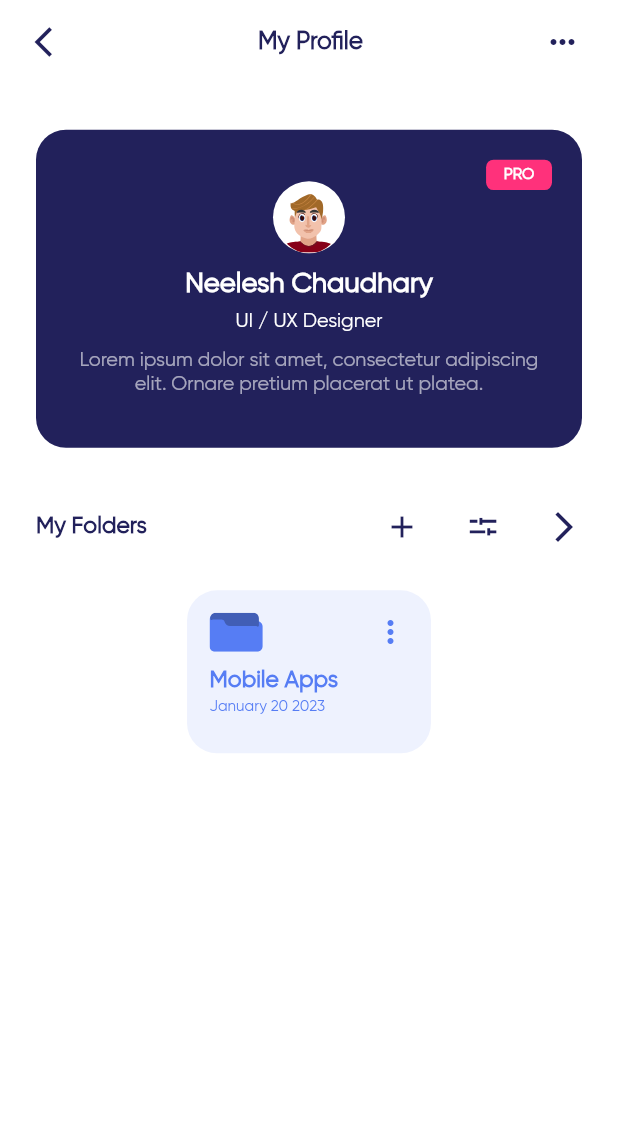
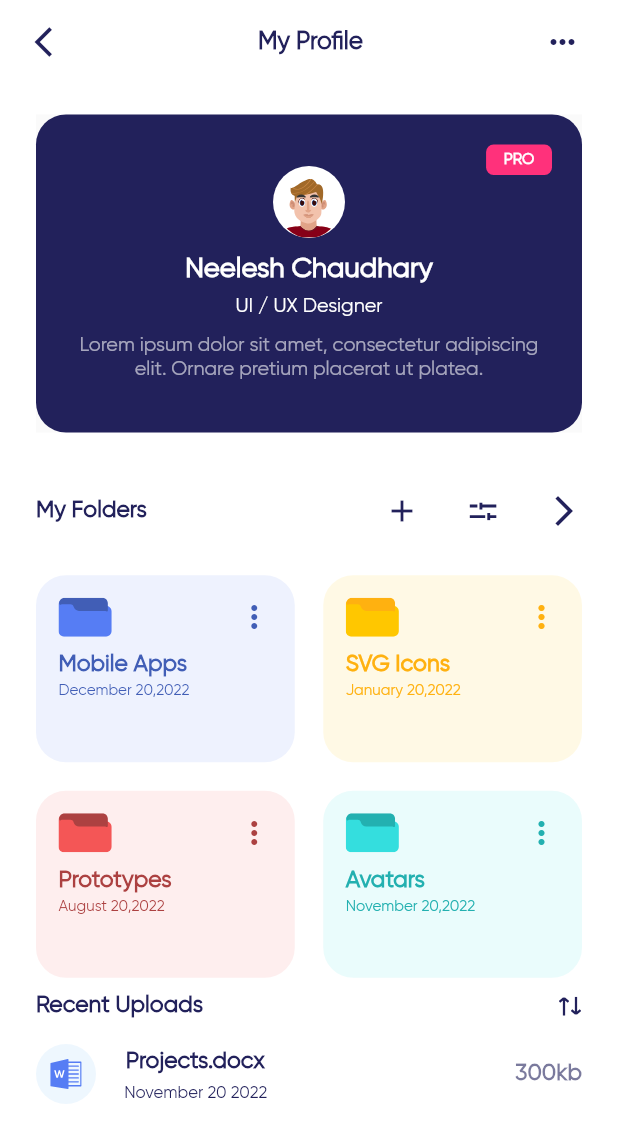
Before and after one commit to logicberry/file-storage-app, a Flutter app: the screen it shows after launch, on a phone screen of 412 x 824 dp. Shown: the top 1143 px of the screen. Run offline on Flutter 3.47's test engine with Material 2 defaults, Android fonts, the phone set to English and light mode, and no system bars; our stand-ins replace device_preview, flutter_screenutil, flutter_svg.

Commit message:
feat: Complete profile screen

```diff
--- a/lib/src/components/file_box.dart
+++ b/lib/src/components/file_box.dart
@@ -7,11 +7,14 @@ import '../core/dimension.dart';
 
 class FileBox extends StatelessWidget {
   final Color backgroundColor, color, topColor;
+  final String title, subtitle;
   const FileBox(
       {super.key,
       required this.color,
       required this.backgroundColor,
-      required this.topColor});
+      required this.topColor,
+      required this.title,
+      required this.subtitle});
 
   @override
   Widget build(BuildContext context) {
@@ -42,16 +45,16 @@ class FileBox extends StatelessWidget {
                 ]),
                 Icon(
                   Icons.more_vert,
-                  color: color,
+                  color: topColor,
                 )
               ],
             ),
             Space.height(context, 10),
-            AppTheme.gilroyText('Mobile Apps', context,
-                size: 15, textColor: color, fontWeight: FontWeight.w600),
+            AppTheme.gilroyText(title, context,
+                size: 15, textColor: topColor, fontWeight: FontWeight.w600),
             Space.height(context, 2),
-            AppTheme.gilroyText('January 20 2023', context,
-                size: 10, textColor: color),
+            AppTheme.gilroyText(subtitle, context,
+                size: 10, textColor: topColor),
           ],
         ),
       ),
--- a/lib/src/core/app_colors.dart
+++ b/lib/src/core/app_colors.dart
@@ -9,11 +9,15 @@ class AppColors {
   static const Color blue = Color(0xFF567DF4);
   static const Color darkBlue = Color(0xFF415EB6);
   static const Color yellow = Color(0xFFFFC700);
+  static const Color darkYellow = Color(0xFFFFB110);
   static const Color green = Color(0xFF4CE364);
   static const Color orange = Color(0xFFFF842A);
   static const Color red = Color(0xFFF45656);
+  static const Color darkRed = Color(0xFFAC4141);
   static const Color lightBlue = Color(0xFFEEF7FE);
   static const Color black = Color(0xFF1B1D28);
   static const Color grey = Color(0xFF7B7F9E);
   static const Color pink = Color(0xFFFF317B);
+  static const Color lime = Color(0xFF34DEDE);
+  static const Color darkLime = Color(0xFF23B0B0);
 }
--- a/lib/src/screens/profile_screen.dart
+++ b/lib/src/screens/profile_screen.dart
@@ -1,3 +1,5 @@
+import 'dart:async';
+
 import 'package:dribbox/src/components/custom_appbar.dart';
 import 'package:dribbox/src/components/file_box.dart';
 import 'package:dribbox/src/core/app_theme.dart';
@@ -6,8 +8,34 @@ import 'package:dribbox/src/core/dimension.dart';
 import 'package:flutter/material.dart';
 import 'package:flutter_svg/svg.dart';
 
-class ProfileScreen extends StatelessWidget {
+class ProfileScreen extends StatefulWidget {
   const ProfileScreen({super.key});
+
+  @override
+  State<ProfileScreen> createState() => _ProfileScreenState();
+}
+
+class _ProfileScreenState extends State<ProfileScreen> {
+  Color _currentColor = AppColors.primaryColor;
+  Timer? _timer;
+
+  @override
+  void initState() {
+    super.initState();
+    _timer = Timer.periodic(const Duration(seconds: 10), (timer) {
+      setState(() {
+        _currentColor = (_currentColor == AppColors.primaryColor)
+            ? Colors.white
+            : AppColors.primaryColor;
+      });
+    });
+  }
+
+  @override
+  void dispose() {
+    _timer?.cancel();
+    super.dispose();
+  }
 
   @override
   Widget build(BuildContext context) {
@@ -20,15 +48,19 @@ class ProfileScreen extends StatelessWidget {
         ),
         body: Padding(
           padding: const EdgeInsets.symmetric(horizontal: 24.0),
+          child: SingleChildScrollView(
             child: Column(
+              crossAxisAlignment: CrossAxisAlignment.start,
               children: [
-              Space.height(context, 30),
+                Space.height(context, 20),
                 Stack(children: [
-                Container(
+                  Material(
+                    elevation: (_currentColor == Colors.white) ? 4.0 : 0.0,
+                    child: Container(
                       height: SizeConfig.height(209),
                       width: double.infinity,
                       decoration: BoxDecoration(
-                      color: AppColors.primaryColor,
+                          color: _currentColor,
                           borderRadius: BorderRadius.circular(20)),
                       child: Padding(
                         padding: const EdgeInsets.all(20.0),
@@ -52,24 +84,28 @@ class ProfileScreen extends StatelessWidget {
                             Space.height(context, 10),
                             AppTheme.gilroyText('Neelesh Chaudhary', context,
                                 size: 18,
-                            textColor: AppColors.white,
+                                textColor: (_currentColor == Colors.white)
+                                    ? AppColors.primaryColor
+                                    : AppColors.white,
                                 fontWeight: FontWeight.w700),
                             Space.height(context, 5),
-                        AppTheme.gilroyText(
-                          'UI / UX Designer',
-                          context,
+                            AppTheme.gilroyText('UI / UX Designer', context,
                                 size: 13,
-                          textColor: AppColors.white,
-                        ),
+                                textColor: (_currentColor == Colors.white)
+                                    ? AppColors.primaryColor
+                                    : AppColors.white),
                             Space.height(context, 10),
                             AppTheme.gilroyText(
                               textAlign: TextAlign.center,
                               'Lorem ipsum dolor sit amet, consectetur adipiscing elit. Ornare pretium placerat ut platea.',
                               context,
                               size: 13,
-                          textColor: AppColors.white.withOpacity(0.6),
+                              textColor: (_currentColor == Colors.white)
+                                  ? AppColors.primaryColor
+                                  : AppColors.white.withOpacity(0.6),
                             ),
                           ],
+                        ),
                       ),
                     ),
                   ),
@@ -113,12 +149,78 @@ class ProfileScreen extends StatelessWidget {
                   ],
                 ),
                 Space.height(context, 30),
+                GridView.count(
+                    crossAxisCount: 2,
+                    mainAxisSpacing: 19,
+                    crossAxisSpacing: 19,
+                    childAspectRatio: 148 / 107,
+                    shrinkWrap: true,
+                    children: [
                       FileBox(
+                        title: 'Mobile Apps',
+                        subtitle: 'December 20,2022',
                         backgroundColor: AppColors.blue.withOpacity(0.1),
                         color: AppColors.blue,
                         topColor: AppColors.darkBlue,
+                      ),
+                      FileBox(
+                        title: 'SVG Icons',
+                        subtitle: 'January 20,2022',
+                        backgroundColor: AppColors.yellow.withOpacity(0.1),
+                        color: AppColors.yellow,
+                        topColor: AppColors.darkYellow,
+                      ),
+                      FileBox(
+                        title: 'Prototypes',
+                        subtitle: 'August 20,2022',
+                        backgroundColor: AppColors.red.withOpacity(0.1),
+                        color: AppColors.red,
+                        topColor: AppColors.darkRed,
+                      ),
+                      FileBox(
+                        title: 'Avatars',
+                        subtitle: 'November 20,2022',
+                        backgroundColor: AppColors.lime.withOpacity(0.1),
+                        color: AppColors.lime,
+                        topColor: AppColors.darkLime,
+                      ),
+                    ]),
+                Space.height(context, 10),
+                Row(
+                  mainAxisAlignment: MainAxisAlignment.spaceBetween,
+                  children: [
+                    AppTheme.gilroyText('Recent Uploads', context,
+                        size: 15,
+                        textColor: AppColors.primaryColor,
+                        fontWeight: FontWeight.w600),
+                    SvgPicture.asset(AssetPath.sort),
+                  ],
+                ),
+                ListTile(
+                  contentPadding: const EdgeInsets.all(0),
+                  minLeadingWidth: 0,
+                  minVerticalPadding: 0,
+                  leading: CircleAvatar(
+                    backgroundColor: AppColors.lightBlue,
+                    child: SvgPicture.asset(AssetPath.word),
+                  ),
+                  title: AppTheme.gilroyText(' Projects.docx', context,
+                      size: 15,
+                      textColor: AppColors.primaryColor,
+                      fontWeight: FontWeight.w600),
+                  subtitle: AppTheme.gilroyText(
+                    ' November 20 2022',
+                    context,
+                    size: 11,
+                    textColor: AppColors.primaryColor,
+                  ),
+                  trailing: AppTheme.gilroyText('300kb', context,
+                      size: 15,
+                      textColor: AppColors.primaryColor.withOpacity(0.6),
+                      fontWeight: FontWeight.w600),
                 )
               ],
+            ),
           ),
         ));
   }
```
Lines whose indentation alone changed are shown as unchanged.
